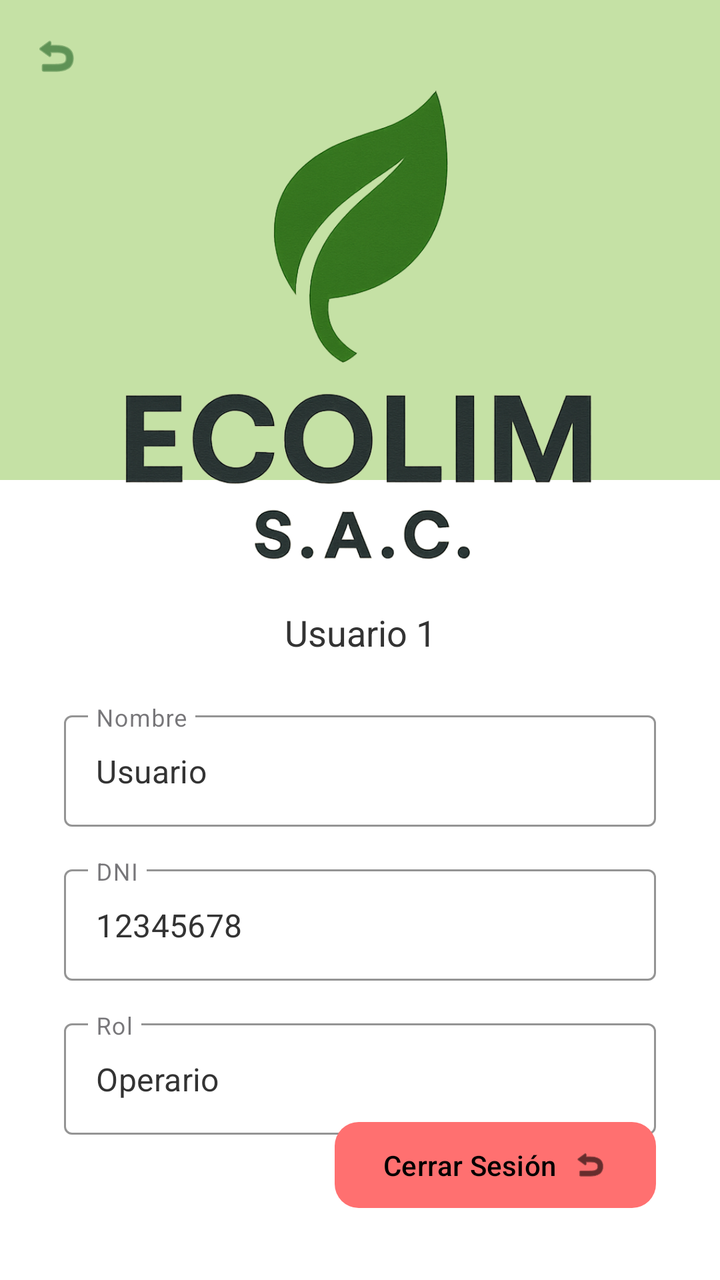
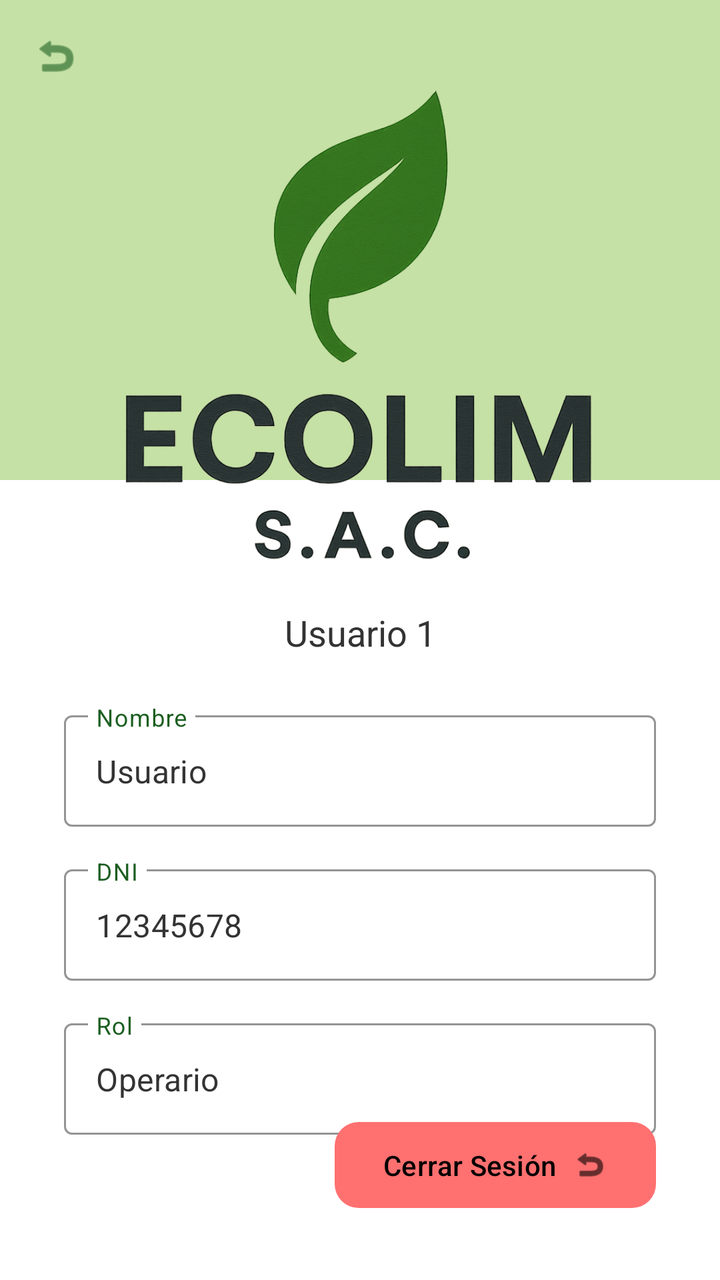

Compare the two renders of this Android layout. The source of the first and the diff that turns it into the second are given below.
<!-- AndroidManifest.xml: application theme Theme.Login -->
<!-- res/layout/activity_perfil.xml -->
<?xml version="1.0" encoding="utf-8"?>
<androidx.constraintlayout.widget.ConstraintLayout xmlns:android="http://schemas.android.com/apk/res/android"
    xmlns:app="http://schemas.android.com/apk/res-auto"
    xmlns:tools="http://schemas.android.com/tools"
    android:id="@+id/main"
    android:layout_width="match_parent"
    android:layout_height="match_parent"
    android:background="#FFFFFF">

    <View
        android:id="@+id/topBackground"
        android:layout_width="match_parent"
        android:layout_height="240dp"
        android:background="#C5E1A5"
        app:layout_constraintTop_toTopOf="parent" />

    <LinearLayout
        android:id="@+id/topBar"
        android:layout_width="match_parent"
        android:layout_height="56dp"
        android:background="#C5E1A5"
        android:gravity="center_vertical"
        android:orientation="horizontal"
        android:paddingHorizontal="16dp"
        app:layout_constraintTop_toTopOf="parent">

        <ImageView
            android:id="@+id/btnRegresar"
            android:layout_width="24dp"
            android:layout_height="24dp"
            android:src="@android:drawable/ic_menu_revert"
            app:tint="#1B5E20" />

    </LinearLayout>

    <TextView
        android:id="@+id/labelBienvenidaUsuario"
        android:layout_width="wrap_content"
        android:layout_height="wrap_content"
        android:layout_marginTop="16dp"
        android:text="Usuario 1"
        android:textColor="#333333"
        android:textSize="18sp"
        app:layout_constraintEnd_toEndOf="parent"
        app:layout_constraintStart_toStartOf="parent"
        app:layout_constraintTop_toBottomOf="@+id/imageView4" />

    <com.google.android.material.textfield.TextInputLayout
        android:id="@+id/layoutNombre"
        style="@style/Widget.MaterialComponents.TextInputLayout.OutlinedBox"
        android:layout_width="match_parent"
        android:layout_height="wrap_content"
        android:layout_marginHorizontal="32dp"
        android:layout_marginTop="24dp"
        android:hint="Nombre"
        app:boxStrokeColor="#A5D6A7"
        app:hintTextColor="#1B5E20"
        app:layout_constraintTop_toBottomOf="@id/labelBienvenidaUsuario">

        <com.google.android.material.textfield.TextInputEditText
            android:id="@+id/labelNombreUsuario"
            android:layout_width="match_parent"
            android:layout_height="wrap_content"
            android:focusable="false"
            android:cursorVisible="false"
            android:text="Usuario"
            android:textColor="#333333" />
    </com.google.android.material.textfield.TextInputLayout>

    <com.google.android.material.textfield.TextInputLayout
        android:id="@+id/layoutDni"
        style="@style/Widget.MaterialComponents.TextInputLayout.OutlinedBox"
        android:layout_width="match_parent"
        android:layout_height="wrap_content"
        android:layout_marginHorizontal="32dp"
        android:layout_marginTop="16dp"
        android:hint="DNI"
        app:boxStrokeColor="#A5D6A7"
        app:hintTextColor="#1B5E20"
        app:layout_constraintTop_toBottomOf="@id/layoutNombre">

        <com.google.android.material.textfield.TextInputEditText
            android:id="@+id/labelDniUsuario"
            android:layout_width="match_parent"
            android:layout_height="wrap_content"
            android:focusable="false"
            android:cursorVisible="false"
            android:text="12345678"
            android:textColor="#333333" />
    </com.google.android.material.textfield.TextInputLayout>

    <com.google.android.material.textfield.TextInputLayout
        android:id="@+id/layoutRol"
        style="@style/Widget.MaterialComponents.TextInputLayout.OutlinedBox"
        android:layout_width="match_parent"
        android:layout_height="wrap_content"
        android:layout_marginHorizontal="32dp"
        android:layout_marginTop="16dp"
        android:hint="Rol"
        app:boxStrokeColor="#A5D6A7"
        app:hintTextColor="#1B5E20"
        app:layout_constraintTop_toBottomOf="@id/layoutDni">

        <com.google.android.material.textfield.TextInputEditText
            android:id="@+id/labelRolUsuario"
            android:layout_width="match_parent"
            android:layout_height="wrap_content"
            android:focusable="false"
            android:cursorVisible="false"
            android:text="Operario"
            android:textColor="#333333" />
    </com.google.android.material.textfield.TextInputLayout>

    <com.google.android.material.button.MaterialButton
        android:id="@+id/btnCerrarSesion"
        android:layout_width="wrap_content"
        android:layout_height="wrap_content"
        android:layout_marginEnd="32dp"
        android:layout_marginBottom="32dp"
        android:paddingHorizontal="24dp"
        android:paddingVertical="12dp"
        android:text="Cerrar Sesión"
        android:textAllCaps="false"
        android:textColor="#000000"
        app:backgroundTint="#FF7070"
        app:cornerRadius="12dp"
        app:icon="@android:drawable/ic_menu_revert"
        app:iconGravity="textEnd"
        app:iconTint="#000000"
        app:layout_constraintBottom_toBottomOf="parent"
        app:layout_constraintEnd_toEndOf="parent" />

    <ImageView
        android:id="@+id/imageView4"
        android:layout_width="250dp"
        android:layout_height="243dp"
        android:layout_marginTop="45dp"
        app:layout_constraintEnd_toEndOf="parent"
        app:layout_constraintStart_toStartOf="parent"
        app:layout_constraintTop_toTopOf="parent"
        app:srcCompat="@drawable/empresa_logo" />

</androidx.constraintlayout.widget.ConstraintLayout>
<!-- resources referenced by this layout -->
<resources>
  <!-- drawable empresa_logo: png bitmap (drawable, 248697 bytes) -->
  <style name="Theme.Login" parent="Base.Theme.Login" />
  <style name="Base.Theme.Login" parent="Theme.Material3.DayNight.NoActionBar">
          
          
          <item name="colorPrimary">@color/purple_500</item>
      </style>
  <color name="purple_500">#673AB7</color>
</resources>

<!-- the commit's change to res/layout/activity_perfil.xml (unified diff, before → after) -->
@@ -53,18 +53,21 @@
         android:layout_marginHorizontal="32dp"
         android:layout_marginTop="24dp"
         android:hint="Nombre"
+        android:textColorHint="@color/hint_color_active"
         app:boxStrokeColor="#A5D6A7"
-        app:hintTextColor="#1B5E20"
-        app:layout_constraintTop_toBottomOf="@id/labelBienvenidaUsuario">
+        app:hintTextColor="@color/hint_color_active"
+        app:layout_constraintTop_toBottomOf="@id/labelBienvenidaUsuario"
+        tools:layout_editor_absoluteX="32dp">
 
         <com.google.android.material.textfield.TextInputEditText
             android:id="@+id/labelNombreUsuario"
             android:layout_width="match_parent"
             android:layout_height="wrap_content"
+            android:cursorVisible="false"
             android:focusable="false"
-            android:cursorVisible="false"
             android:text="Usuario"
-            android:textColor="#333333" />
+            android:textColor="#333333"
+            android:textColorHint="@color/hint_color_default" />
     </com.google.android.material.textfield.TextInputLayout>
 
     <com.google.android.material.textfield.TextInputLayout
@@ -75,16 +78,18 @@
         android:layout_marginHorizontal="32dp"
         android:layout_marginTop="16dp"
         android:hint="DNI"
+        android:textColorHint="@color/hint_color_active"
         app:boxStrokeColor="#A5D6A7"
-        app:hintTextColor="#1B5E20"
-        app:layout_constraintTop_toBottomOf="@id/layoutNombre">
+        app:hintTextColor="@color/hint_color_active"
+        app:layout_constraintTop_toBottomOf="@id/layoutNombre"
+        tools:layout_editor_absoluteX="32dp">
 
         <com.google.android.material.textfield.TextInputEditText
             android:id="@+id/labelDniUsuario"
             android:layout_width="match_parent"
             android:layout_height="wrap_content"
+            android:cursorVisible="false"
             android:focusable="false"
-            android:cursorVisible="false"
             android:text="12345678"
             android:textColor="#333333" />
     </com.google.android.material.textfield.TextInputLayout>
@@ -97,16 +102,18 @@
         android:layout_marginHorizontal="32dp"
         android:layout_marginTop="16dp"
         android:hint="Rol"
+        android:textColorHint="@color/hint_color_active"
         app:boxStrokeColor="#A5D6A7"
-        app:hintTextColor="#1B5E20"
-        app:layout_constraintTop_toBottomOf="@id/layoutDni">
+        app:hintTextColor="@color/hint_color_active"
+        app:layout_constraintTop_toBottomOf="@id/layoutDni"
+        tools:layout_editor_absoluteX="32dp">
 
         <com.google.android.material.textfield.TextInputEditText
             android:id="@+id/labelRolUsuario"
             android:layout_width="match_parent"
             android:layout_height="wrap_content"
+            android:cursorVisible="false"
             android:focusable="false"
-            android:cursorVisible="false"
             android:text="Operario"
             android:textColor="#333333" />
     </com.google.android.material.textfield.TextInputLayout>
<!-- resource entries referenced after the edit -->
@@ -1,11 +1,15 @@
 <!-- resources referenced by this layout -->
 <resources>
+  <color name="hint_color_active">#1B5E20</color>
+  <color name="hint_color_default">#808080</color>
   <!-- drawable empresa_logo: png bitmap (drawable, 248697 bytes) -->
   <style name="Theme.Login" parent="Base.Theme.Login" />
   <style name="Base.Theme.Login" parent="Theme.Material3.DayNight.NoActionBar">
           
           
           <item name="colorPrimary">@color/purple_500</item>
+          <item name="hintTextColor">@color/hint_color_active</item>
+          <item name="android:textColorHint">@color/hint_color_default</item>
       </style>
   <color name="purple_500">#673AB7</color>
 </resources>
